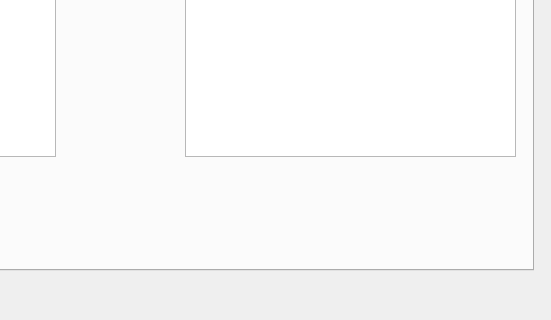
Above: ui/dialog.ui from LubomirJagos/FreeCAD-OpenEMS-Export before the change; both pictures show x 257 to 808 and y 330 to 650 of the 808 by 650 pixel window. Below: the same form after it.
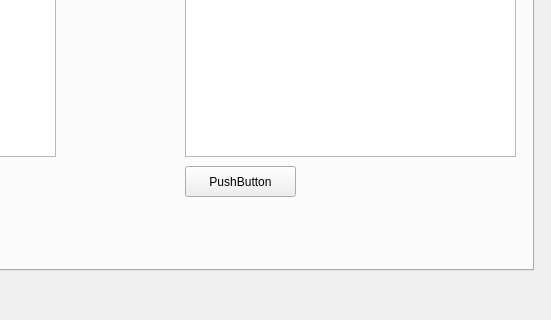
That is the form after the change. The open tabs and pages were chosen to show the change.

Commit message:
Added print settings details for grid, materials, excitations, ports when clicked on button in Object Assignments, corrected Excitation settings in item.
ExcitationSettingsItem was missing assignment units when clicked on add button. Fixed in serializeToString().
Added writing into console when hitted button on object assignment panel under right tree widget, here will be script generation for Octave and openEMS.

Patch:
```diff
--- a/ui/dialog.ui
+++ b/ui/dialog.ui
@@ -85,6 +85,19 @@
       </property>
      </column>
     </widget>
+    <widget class="QPushButton" name="objectAssignmentShowSettingsButton">
+     <property name="geometry">
+      <rect>
+       <x>420</x>
+       <y>460</y>
+       <width>111</width>
+       <height>31</height>
+      </rect>
+     </property>
+     <property name="text">
+      <string>PushButton</string>
+     </property>
+    </widget>
    </widget>
    <widget class="QWidget" name="gridSettingsTab">
     <attribute name="title">
```
Left out of the diff: 2 changed lines with no effect on the pictures. The commit also changes 1 other file.
